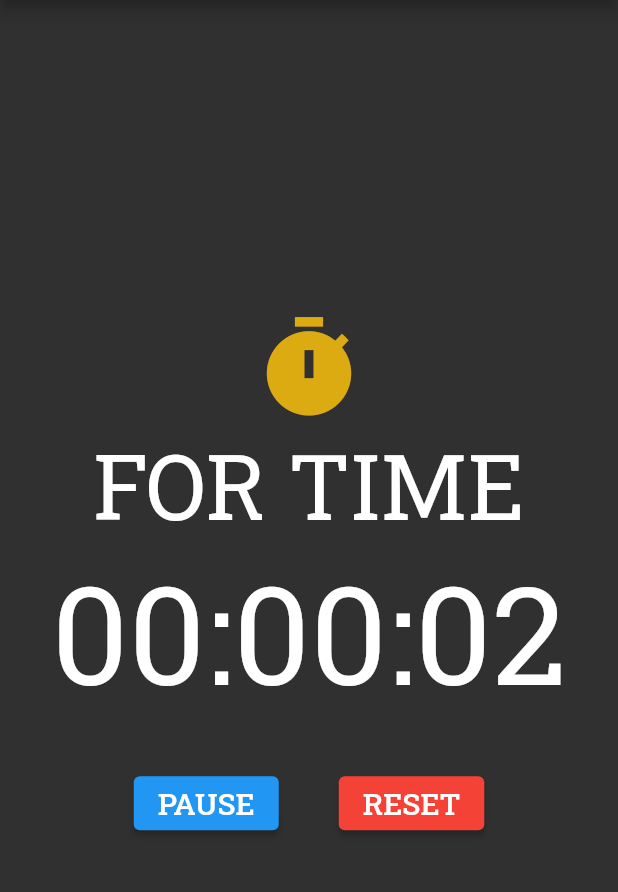
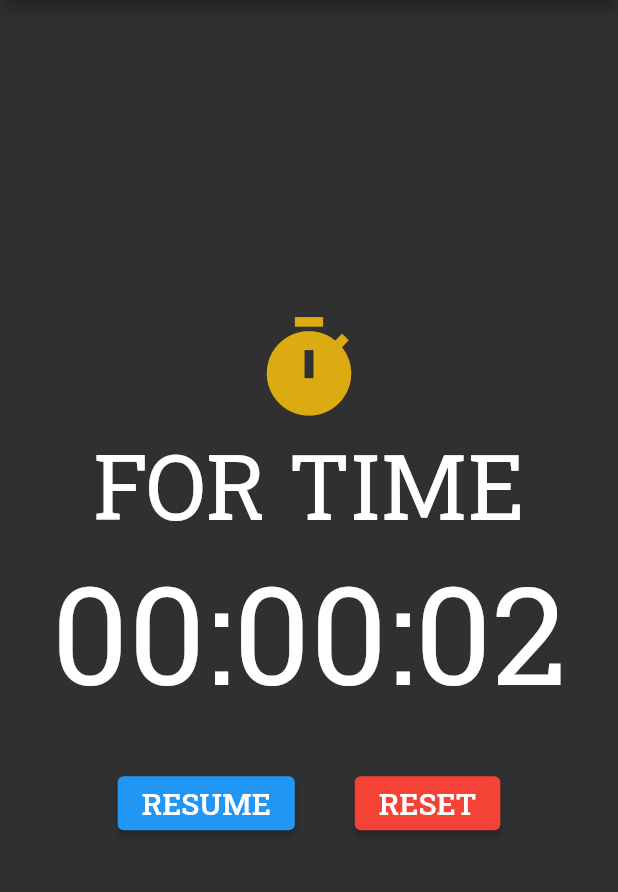
Before and after one commit to LouisRuncieman/SBWOD, a Flutter app: the Stopwatch screen opened by its route, after a tap on "START", after a tap on "PAUSE", on a phone screen of 412 x 824 dp, the part 84-976 px from its top. Run offline on Flutter 3.47's test engine with Material 2 defaults, Android fonts, the phone set to English and light mode, and no system bars; our stand-ins replace google_fonts.

Commit message:
toggle pause/resume button. timerSubscription.pause(); works but timerSubscription.resume(); is then missing

```diff
--- a/lib/src/views/stopwatch/stopwatch.dart
+++ b/lib/src/views/stopwatch/stopwatch.dart
@@ -10,6 +10,7 @@ class Stopwatch extends StatefulWidget {
 }
 
 class _StopwatchState extends State<Stopwatch> {
+  bool isStopwatchPaused = false;
   bool stopwatchReset = true;
   bool flag = true;
   Stream<int> timerStream;
@@ -44,6 +45,13 @@ class _StopwatchState extends State<Stopwatch> {
     void startTimer() {
       timer = Timer.periodic(timerInterval, tick);
     }
+
+    // void pauseTimer() {
+    //   streamController.add(pause)
+    // }
+    // void resumeTimer() {
+    //   // timer = Timer.pause(, tick);
+    // }
 
     streamController = StreamController<int>(
       onListen: startTimer,
@@ -89,6 +97,75 @@ class _StopwatchState extends State<Stopwatch> {
     );
   }
 
+  // ElevatedButton pauseOrResumeButton() {
+  //   if (!isStopwatchPaused) {
+  //     return ElevatedButton(
+  //       style: ElevatedButton.styleFrom(primary: Colors.blue),
+  //       onPressed: () {
+  //         isStopwatchPaused = true;
+  //         timerSubscription.pause();
+  //         // todo
+  //       },
+  //       child:
+  //       Text(
+  //         'PAUSE',
+  //         style: TextStyle(
+  //           fontSize: 20.0,
+  //         ),
+  //       ),
+  //     );
+  //   }
+  //   else {
+  //     return ElevatedButton(
+  //       style: ElevatedButton.styleFrom(primary: Colors.blue),
+  //       onPressed: () {
+  //         isStopwatchPaused = false;
+  //         timerSubscription.resume();
+  //         // todo
+  //       },
+  //       child:
+  //       Text(
+  //         'RESUME',
+  //         style: TextStyle(
+  //           fontSize: 20.0,
+  //         ),
+  //       ),
+  //     );
+  //   }
+  // }
+
+  ElevatedButton pauseOrResumeButton() {
+    return ElevatedButton(
+      style: ElevatedButton.styleFrom(primary: Colors.blue),
+      onPressed: () {
+        if(isStopwatchPaused) {
+          isStopwatchPaused = false;
+          // timerSubscription?.resume(); // performing a null check operation here...
+        }
+        else {
+          isStopwatchPaused = true;
+          // timerSubscription?.pause();
+        }
+        // if (!isStopwatchPaused) {
+        //   pauseResumeButtonText = 'RESUME';
+        //   isStopwatchPaused = true;
+        //   timerSubscription.pause();
+        // }
+        // else {
+        //   pauseResumeButtonText = 'PAUSE';
+        //   isStopwatchPaused = false;
+        //   timerSubscription.resume();
+        // }
+        // todo
+      },
+      child:
+      Text(
+        isStopwatchPaused ? 'RESUME' : 'PAUSE',
+        style: TextStyle(fontSize: 20.0),
+      ),
+    );
+  }
+
   Row buildRow() {
     if (stopwatchReset) {
       return Row(
@@ -130,23 +207,13 @@ class _StopwatchState extends State<Stopwatch> {
       return Row(
         mainAxisAlignment: MainAxisAlignment.center,
         children: [
-          ElevatedButton(
-            style: ElevatedButton.styleFrom(primary: Colors.blue),
-            onPressed: () {
-              // todo
-            },
-            child: Text(
-              'PAUSE',
-              style: TextStyle(
-                fontSize: 20.0,
-              ),
-            ),
-          ),
+          pauseOrResumeButton(),
           SizedBox(width: 40.0),
           ElevatedButton(
             style: ElevatedButton.styleFrom(primary: Colors.red),
             onPressed: () {
               stopwatchReset = true;
+              isStopwatchPaused = false;
               timerSubscription.cancel();
               timerStream = null;
               if (mounted) {
```
